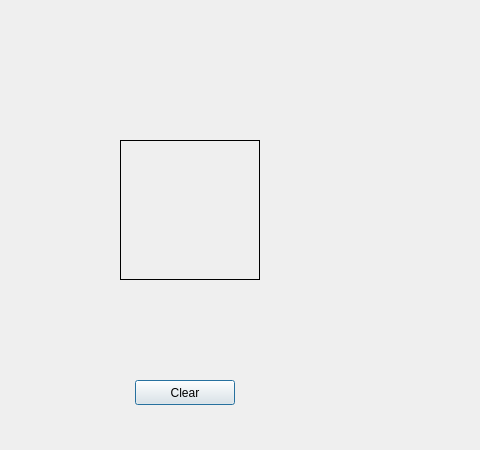
This is GUI/GUI.ui in adityanbahuguna/HandDR as Qt 5 draws it before an edit; both pictures show x 0 to 480 and y 0 to 450 of the 840 by 450 pixel window. The edited form follows.
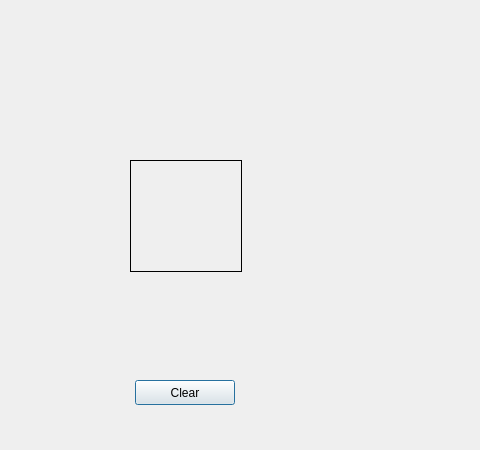
This is the edited form.

What changed in the file:
```diff
--- a/GUI/GUI.ui
+++ b/GUI/GUI.ui
@@ -37,10 +37,10 @@
   <widget class="QStackedWidget" name="DrawingFrame">
    <property name="geometry">
     <rect>
-     <x>120</x>
-     <y>140</y>
-     <width>140</width>
-     <height>140</height>
+     <x>130</x>
+     <y>160</y>
+     <width>112</width>
+     <height>112</height>
     </rect>
    </property>
    <property name="frameShape">
```
